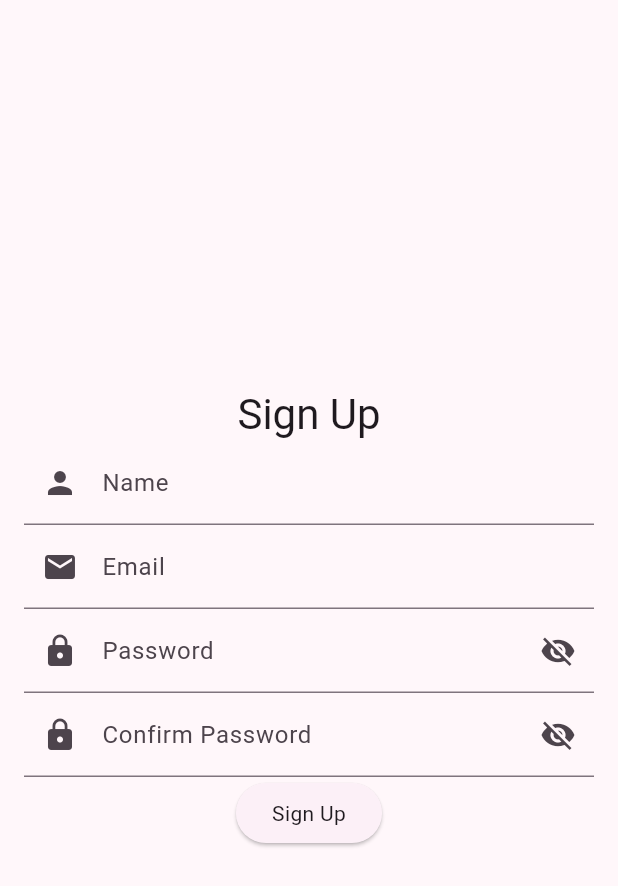
After one commit to arthurterozendi-plank/flutter_firebase_poc, a Flutter app: the SignUpPage screen opened by its route, on a phone screen of 412 x 824 dp. The commit adds this screen. Shown: the top 886 px of the screen. Run offline on Flutter 3.47's test engine with Material 3 defaults, Android fonts, the phone set to English and light mode, and no system bars.

Commit message:
sign up page

```diff
--- /dev/null
+++ b/lib/pages/signUp/sign_up_page.dart
@@ -0,0 +1,82 @@
+import 'package:flutter/material.dart';
+
+import '../../components/input_field.dart';
+import '../login/login_page.dart';
+
+class SignUpPage extends StatefulWidget {
+  static const String routeName = '/signUp';
+  const SignUpPage({super.key});
+
+  @override
+  State<SignUpPage> createState() => _SignUpPageState();
+}
+
+class _SignUpPageState extends State<SignUpPage> {
+  String name = '';
+  String email = '';
+  String password = '';
+  String confirmPassword = '';
+
+  void createUser() {
+    if (password != confirmPassword) {
+      showDialog(
+        context: context,
+        builder: (context) => AlertDialog(
+          title: Text('Sign Up Failed'),
+          content: Text('Passwords do not match'),
+        ),
+      );
+      return;
+    }
+    Navigator.of(context).pushReplacementNamed(LoginPage.routeName);
+    showDialog(
+      context: context,
+      builder: (context) => AlertDialog(
+        title: Text('Sign Up Successful'),
+        content: Text('User created successfully'),
+      ),
+    );
+  }
+
+  @override
+  Widget build(BuildContext context) {
+    return Scaffold(
+      body: Container(
+        padding: const EdgeInsets.all(16.0),
+        child: Column(
+          mainAxisAlignment: MainAxisAlignment.center,
+          children: [
+            Text('Sign Up', style: Theme.of(context).textTheme.headlineMedium),
+            CustomInputField(
+              label: 'Name',
+              icon: Icons.person,
+              onChanged: (value) => name = value,
+            ),
+            CustomInputField(
+              label: 'Email',
+              icon: Icons.email,
+              onChanged: (value) => email = value,
+            ),
+            CustomInputField(
+              label: 'Password',
+              icon: Icons.lock,
+              onChanged: (value) => password = value,
+              obscureText: true,
+            ),
+            CustomInputField(
+              label: 'Confirm Password',
+              icon: Icons.lock,
+              onChanged: (value) => confirmPassword = value,
+              obscureText: true,
+            ),
+            ElevatedButton(
+              onPressed: () => createUser(),
+              child: Text('Sign Up',
+                  style: Theme.of(context).textTheme.bodyMedium),
+            ),
+          ],
+        ),
+      ),
+    );
+  }
+}
--- a/lib/route_generator.dart
+++ b/lib/route_generator.dart
@@ -2,6 +2,7 @@ import 'package:flutter/material.dart';
 
 import 'pages/home/home_page.dart';
 import 'pages/login/login_page.dart';
+import 'pages/signUp/sign_up_page.dart';
 
 class RouteGenerator {
   static Route<dynamic> generateRoute(RouteSettings settings) {
@@ -11,6 +12,8 @@ class RouteGenerator {
         return MaterialPageRoute(builder: (context) => const LoginPage());
       case HomePage.routeName:
         return MaterialPageRoute(builder: (context) => const HomePage());
+      case SignUpPage.routeName:
+        return MaterialPageRoute(builder: (context) => const SignUpPage());
       default:
         return _errorRoute();
     }
```
